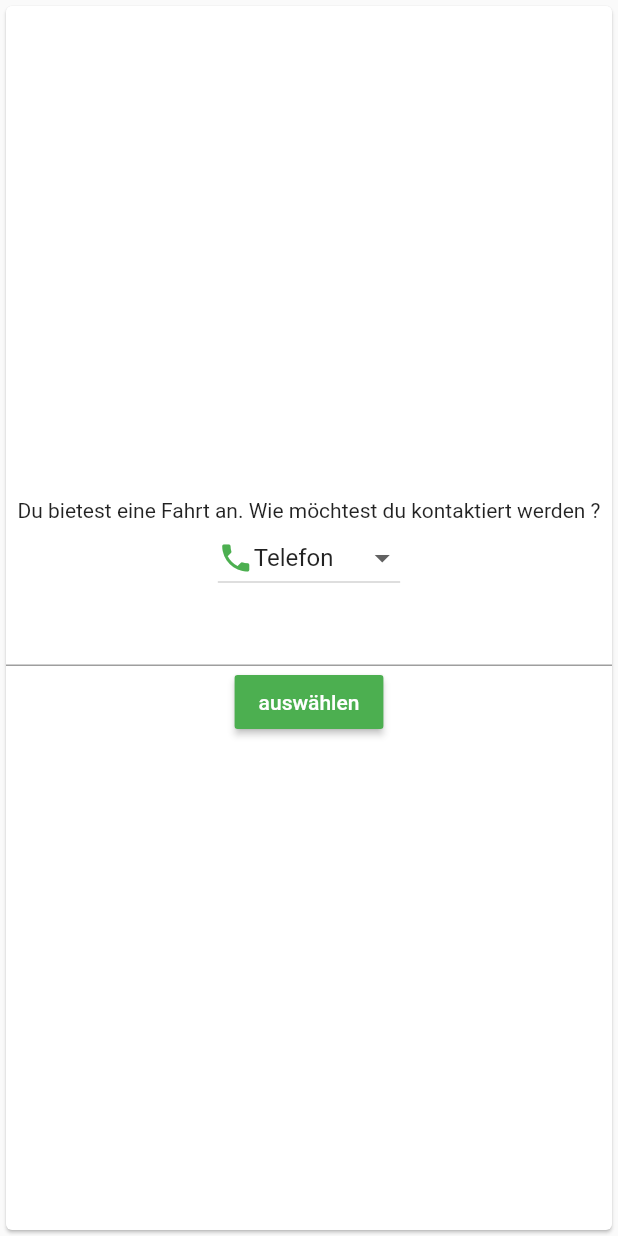
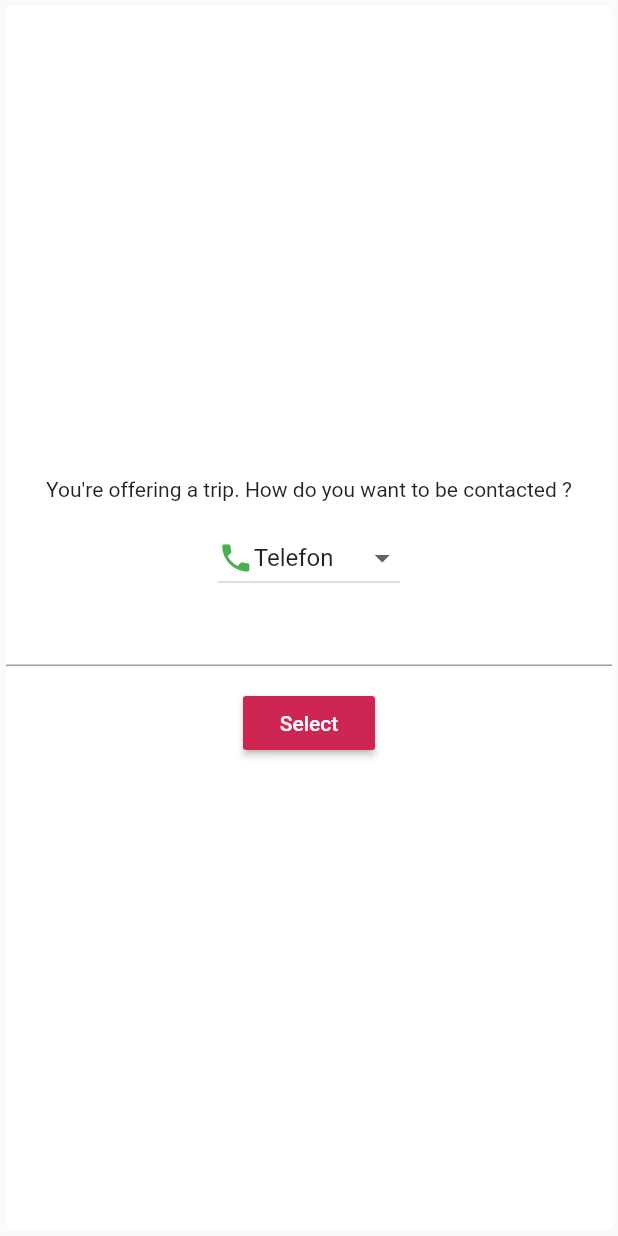
Before and after one commit to PDesire/CatInABox, a Flutter app: the TripContactWidget widget shown alone on an empty page, opened directly, on a phone screen of 412 x 824 dp. Run offline on Flutter 3.47's test engine with Material 2 defaults, Android fonts, the phone set to English and light mode, and no system bars; our stand-ins replace flutter_inner_drawer, flutter_vector_icons; missing offline and left inert: tetris_blocs.

Commit message:
Last UI improvements

```diff
--- a/lib/main.dart
+++ b/lib/main.dart
@@ -40,10 +40,10 @@ class MyApp extends StatelessWidget {
         visualDensity: VisualDensity.adaptivePlatformDensity,
       ),
       home: SplashScreen(
-      imageAssetName: 'assets/images/logo.jpg',
+      imageAssetName: 'https://catinabox.eu/wp-content/uploads/2020/04/cropped-Katze_Symetrisch_BLACK.png',
       seconds: 3,
       navigateTo:  LoginScreen(
-          imageAssetName: 'assets/images/logo.jpg',
+          imageAssetName: 'https://catinabox.eu/wp-content/uploads/2020/04/cropped-Katze_Symetrisch_BLACK.png',
           navigateTo: CreateTripPage()
       ),
     )
--- a/lib/pages/create_trip/trip_contact_widget.dart
+++ b/lib/pages/create_trip/trip_contact_widget.dart
@@ -31,23 +31,32 @@ class TripContactWidgetState extends State<TripContactWidget> {
   @override
   Widget build(BuildContext context) {
     return Card(
+      elevation: 0,
       child: Center(
           child: Column(
               mainAxisAlignment: MainAxisAlignment.center,
               crossAxisAlignment: CrossAxisAlignment.center,
               children: [
                 Text(
-                    "Du bietest eine Fahrt an. Wie möchtest du kontaktiert werden ?"),
+                  "You're offering a trip. How do you want to be contacted ?",
+                  textAlign: TextAlign.center,
+                ),
+                Padding(
+                  padding: EdgeInsets.symmetric(vertical: 7),
+                ),
                 DropdownButton(
                   value: _currentContactMethod,
                   items: _dropDownMenuItems,
                   onChanged: changedDropDownItem,
                 ),
                 getTextfieldWithInputType(),
+                Padding(
+                  padding: EdgeInsets.symmetric(vertical: 7),
+                ),
                 RaisedButton(
-                  color: Colors.green,
+                  color: Theme.of(context).accentColor,
                   textColor: Colors.white,
-                  child: Text("auswählen"),
+                  child: Text("Select"),
                   onPressed: (){
                     widget.onContactSelected(_currentContactMethod, _contactData);
 
```
Also changed, not shown: lib/login/login_screen.dart (+11 -6 lines), lib/pages/create_trip/create_trip_page.dart (+22 -9 lines), lib/splash/splash_screen.dart (+24 -39 lines), 6 other files.
